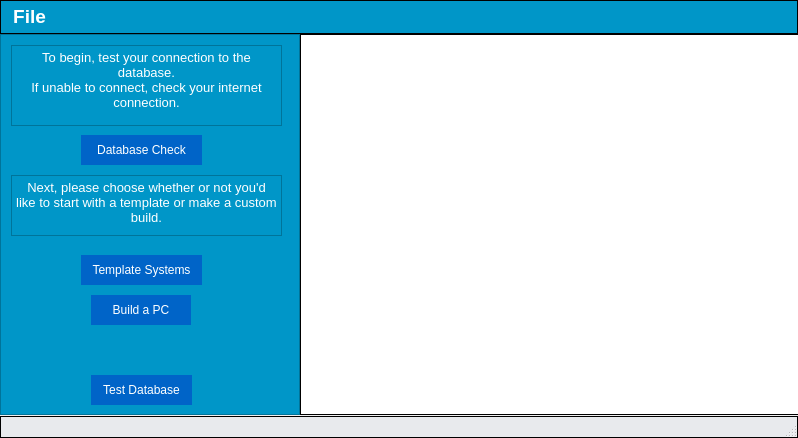
The window that mainwindow.ui (ameigen/cpr_proj) describes before a commit, drawn with Qt 5.
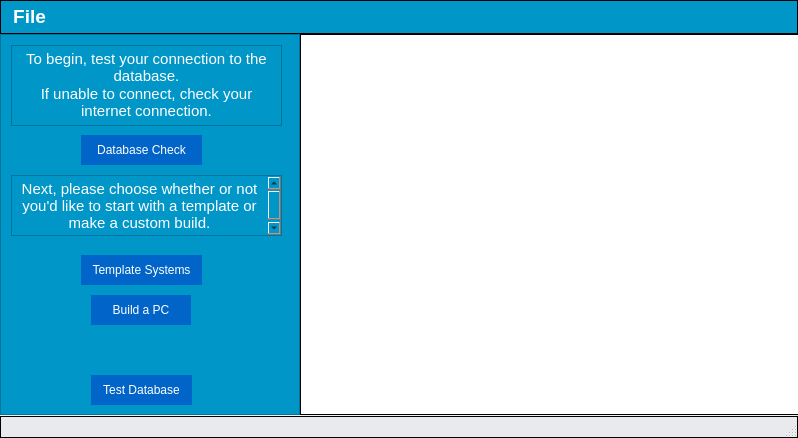
The same window after the commit. Icons and pictures are not drawn.

The edit to the form file:
```diff
--- a/mainwindow.ui
+++ b/mainwindow.ui
@@ -176,9 +176,9 @@
        <string>&lt;!DOCTYPE HTML PUBLIC &quot;-//W3C//DTD HTML 4.0//EN&quot; &quot;http://www.w3.org/TR/REC-html40/strict.dtd&quot;&gt;
 &lt;html&gt;&lt;head&gt;&lt;meta name=&quot;qrichtext&quot; content=&quot;1&quot; /&gt;&lt;style type=&quot;text/css&quot;&gt;
 p, li { white-space: pre-wrap; }
-&lt;/style&gt;&lt;/head&gt;&lt;body style=&quot; font-family:'MS Shell Dlg 2'; font-size:8.25pt; font-weight:400; font-style:normal;&quot;&gt;
-&lt;p align=&quot;center&quot; style=&quot; margin-top:0px; margin-bottom:0px; margin-left:0px; margin-right:0px; -qt-block-indent:0; text-indent:0px;&quot;&gt;&lt;span style=&quot; font-size:10pt; color:#ffffff;&quot;&gt;To begin, test your connection to the database.&lt;/span&gt;&lt;/p&gt;
-&lt;p align=&quot;center&quot; style=&quot; margin-top:0px; margin-bottom:0px; margin-left:0px; margin-right:0px; -qt-block-indent:0; text-indent:0px;&quot;&gt;&lt;span style=&quot; font-size:10pt; color:#ffffff;&quot;&gt;If unable to connect, check your internet connection.&lt;/span&gt;&lt;/p&gt;&lt;/body&gt;&lt;/html&gt;</string>
+&lt;/style&gt;&lt;/head&gt;&lt;body style=&quot; font-family:'MS Shell Dlg 2'; font-size:13pt; font-weight:400; font-style:normal;&quot;&gt;
+&lt;p align=&quot;center&quot; style=&quot; margin-top:0px; margin-bottom:0px; margin-left:0px; margin-right:0px; -qt-block-indent:0; text-indent:0px;&quot;&gt;&lt;span style=&quot; font-size:11pt; color:#ffffff;&quot;&gt;To begin, test your connection to the database.&lt;/span&gt;&lt;/p&gt;
+&lt;p align=&quot;center&quot; style=&quot; margin-top:0px; margin-bottom:0px; margin-left:0px; margin-right:0px; -qt-block-indent:0; text-indent:0px;&quot;&gt;&lt;span style=&quot; font-size:11pt; color:#ffffff;&quot;&gt;If unable to connect, check your internet connection.&lt;/span&gt;&lt;/p&gt;&lt;/body&gt;&lt;/html&gt;</string>
       </property>
      </widget>
      <widget class="QTextBrowser" name="textBrowser_2">
@@ -194,8 +194,8 @@
        <string>&lt;!DOCTYPE HTML PUBLIC &quot;-//W3C//DTD HTML 4.0//EN&quot; &quot;http://www.w3.org/TR/REC-html40/strict.dtd&quot;&gt;
 &lt;html&gt;&lt;head&gt;&lt;meta name=&quot;qrichtext&quot; content=&quot;1&quot; /&gt;&lt;style type=&quot;text/css&quot;&gt;
 p, li { white-space: pre-wrap; }
-&lt;/style&gt;&lt;/head&gt;&lt;body style=&quot; font-family:'MS Shell Dlg 2'; font-size:8.25pt; font-weight:400; font-style:normal;&quot;&gt;
-&lt;p align=&quot;center&quot; style=&quot; margin-top:0px; margin-bottom:0px; margin-left:0px; margin-right:0px; -qt-block-indent:0; text-indent:0px;&quot;&gt;&lt;span style=&quot; font-size:10pt; color:#ffffff;&quot;&gt;Next, please choose whether or not you'd like to start with a template or make a custom build.&lt;/span&gt;&lt;/p&gt;&lt;/body&gt;&lt;/html&gt;</string>
+&lt;/style&gt;&lt;/head&gt;&lt;body style=&quot; font-family:'.SF NS Text'; font-size:13pt; font-weight:400; font-style:normal;&quot;&gt;
+&lt;p align=&quot;center&quot; style=&quot; margin-top:0px; margin-bottom:0px; margin-left:0px; margin-right:0px; -qt-block-indent:0; text-indent:0px;&quot;&gt;&lt;span style=&quot; font-family:'MS Shell Dlg 2'; font-size:11pt; color:#ffffff;&quot;&gt;Next, please choose whether or not you'd like to start with a template or make a custom build.&lt;/span&gt;&lt;/p&gt;&lt;/body&gt;&lt;/html&gt;</string>
       </property>
      </widget>
     </widget>
```
Left out of the diff: 327 changed lines with no effect on the pictures.
